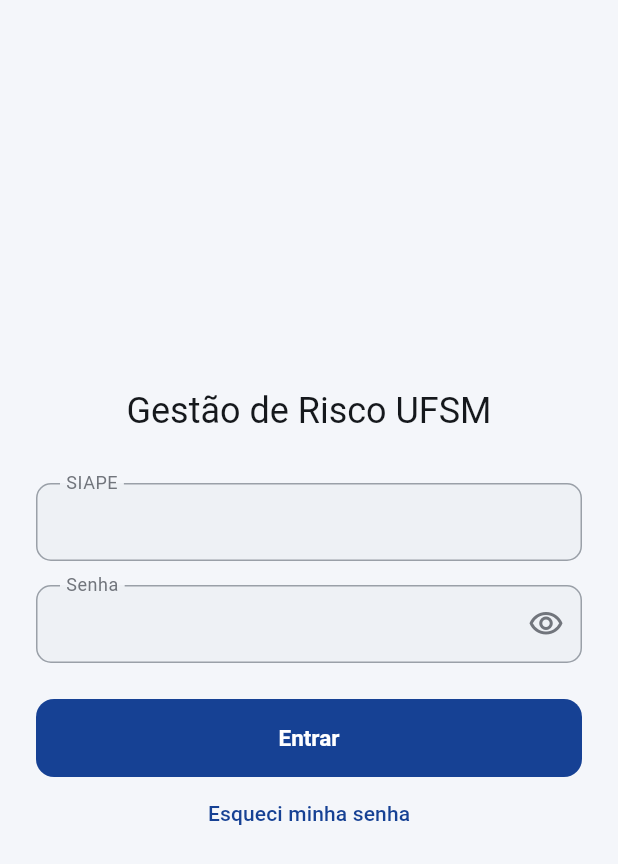
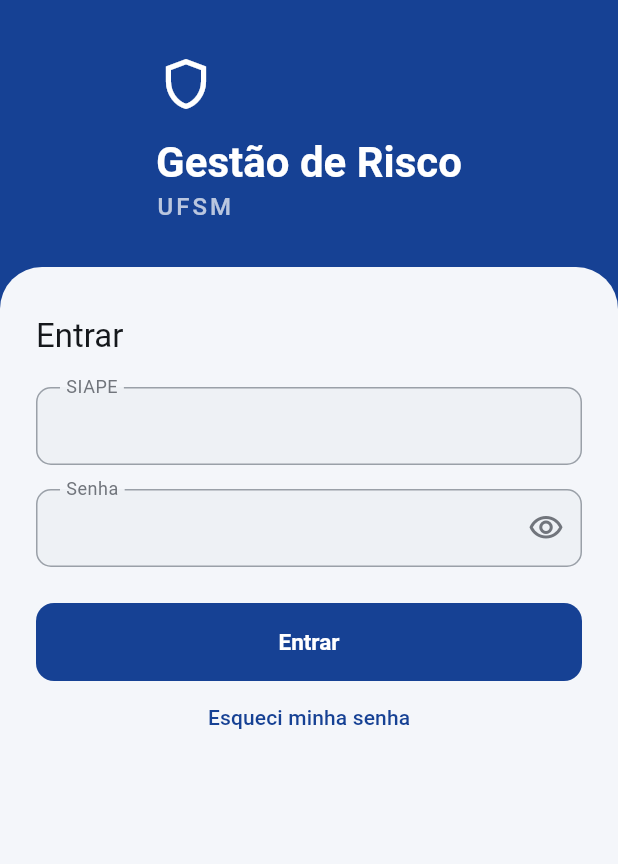
Before and after one commit to matheusgmello/gestao-riscos-mobile, a Flutter app: the screen it shows after launch, on a phone screen of 412 x 824 dp. Shown: the top 864 px of the screen. Run offline on Flutter 3.47's test engine with Material 3 defaults, Android fonts, the light colour scheme and no system bars; our stand-ins replace connectivity_plus, dio, flutter_dotenv, flutter_secure_storage, go_router, share_plus and 1 more; accounts and stored records are empty.

Commit message:
feat(mobile): melhorias de UX do critique — login, gráfico, filtros, a11y
- Login com identidade: faixa azul UFSM + brasão, card do formulário com
  canto arredondado. Erro de login passa por mensagemDeErro.
- Gráfico de categorias vira lista horizontal (rótulo + barra + contagem):
  escala pra qualquer número de categorias e é lida pelo TalkBack. Remove
  a dependência fl_chart.
- Chips de filtro ativo removíveis na lista de riscos e no dashboard.
- Semantics nas células da matriz de risco.
- Ícone de exportar troca ios_share por share_outlined.
- CategoriaChip extraído (era repetido em 3 lugares).
- Abas do detalhe e estados vazios usam os widgets/cores compartilhados.

```diff
--- a/mobile/lib/features/auth/login_screen.dart
+++ b/mobile/lib/features/auth/login_screen.dart
@@ -1,7 +1,8 @@
 import 'package:flutter/material.dart';
 import 'package:go_router/go_router.dart';
 
-import '../../core/api_error.dart';
+import '../../core/app_colors.dart';
+import '../../core/app_feedback.dart';
 import '../../core/form_validators.dart';
 import '../../data/services/auth_service.dart';
 import '../../data/services/token_service.dart';
@@ -36,11 +37,8 @@
     try {
       await _auth.login(_siape.text.trim(), _senha.text);
       if (mounted) context.go('/riscos');
-    } on ApiError catch (e) {
-      if (mounted) {
-        ScaffoldMessenger.of(context)
-            .showSnackBar(SnackBar(content: Text(e.message)));
-      }
+    } catch (e) {
+      if (mounted) mostrarErro(context, e);
     } finally {
       if (mounted) setState(() => _carregando = false);
     }
@@ -48,11 +46,53 @@
 
   @override
   Widget build(BuildContext context) {
+    // Faixa de marca: azul UFSM fixo nos dois temas (momento de identidade).
     return Scaffold(
-      body: SafeArea(
-        child: Center(
+      backgroundColor: AppColors.ufsmAzul,
+      body: Column(
+        children: [
+          SafeArea(
+            bottom: false,
+            child: Padding(
+              padding: const EdgeInsets.fromLTRB(28, 36, 28, 28),
+              child: Column(
+                crossAxisAlignment: CrossAxisAlignment.start,
+                children: [
+                  const Icon(
+                    Icons.shield_outlined,
+                    color: Colors.white,
+                    size: 40,
+                  ),
+                  const SizedBox(height: 14),
+                  Text(
+                    'Gestão de Risco',
+                    style: Theme.of(context).textTheme.headlineMedium?.copyWith(
+                      color: Colors.white,
+                      fontWeight: FontWeight.bold,
+                    ),
+                  ),
+                  Text(
+                    'UFSM',
+                    style: Theme.of(context).textTheme.titleMedium?.copyWith(
+                      color: Colors.white70,
+                      letterSpacing: 2,
+                    ),
+                  ),
+                ],
+              ),
+            ),
+          ),
+          Expanded(
+            child: Container(
+              width: double.infinity,
+              decoration: BoxDecoration(
+                color: Theme.of(context).scaffoldBackgroundColor,
+                borderRadius: const BorderRadius.vertical(
+                  top: Radius.circular(28),
+                ),
+              ),
               child: SingleChildScrollView(
-            padding: const EdgeInsets.all(24),
+                padding: const EdgeInsets.fromLTRB(24, 32, 24, 24),
                 child: Form(
                   key: _formKey,
                   child: Column(
@@ -60,11 +100,10 @@
                     crossAxisAlignment: CrossAxisAlignment.stretch,
                     children: [
                       Text(
-                    'Gestão de Risco UFSM',
-                    textAlign: TextAlign.center,
-                    style: Theme.of(context).textTheme.headlineSmall,
+                        'Entrar',
+                        style: Theme.of(context).textTheme.titleLarge,
                       ),
-                  const SizedBox(height: 32),
+                      const SizedBox(height: 20),
                       TextFormField(
                     controller: _siape,
                     keyboardType: TextInputType.number,
@@ -122,6 +161,8 @@
               ),
             ),
           ),
+        ],
+      ),
     );
   }
 }
--- a/mobile/pubspec.yaml
+++ b/mobile/pubspec.yaml
@@ -40,7 +40,6 @@
   flutter_secure_storage: 9.2.4
   flutter_dotenv: ^6.0.1
   go_router: ^18.0.0
-  fl_chart: ^1.2.0
   intl: ^0.20.3
   share_plus: ^12.0.2
   path_provider: ^2.1.6
```
Also changed, not shown: mobile/lib/features/dashboard/dashboard_screen.dart (+65 -73 lines), mobile/lib/features/riscos/risco_detalhe_screen.dart (+4 -17 lines), mobile/lib/features/riscos/riscos_screen.dart (+53 -27 lines), mobile/lib/widgets/categoria_chip.dart (added, +28 -0 lines), mobile/lib/widgets/matriz_risco.dart (+8 -3 lines), mobile/pubspec.lock. Lines whose indentation alone changed are shown as unchanged.
